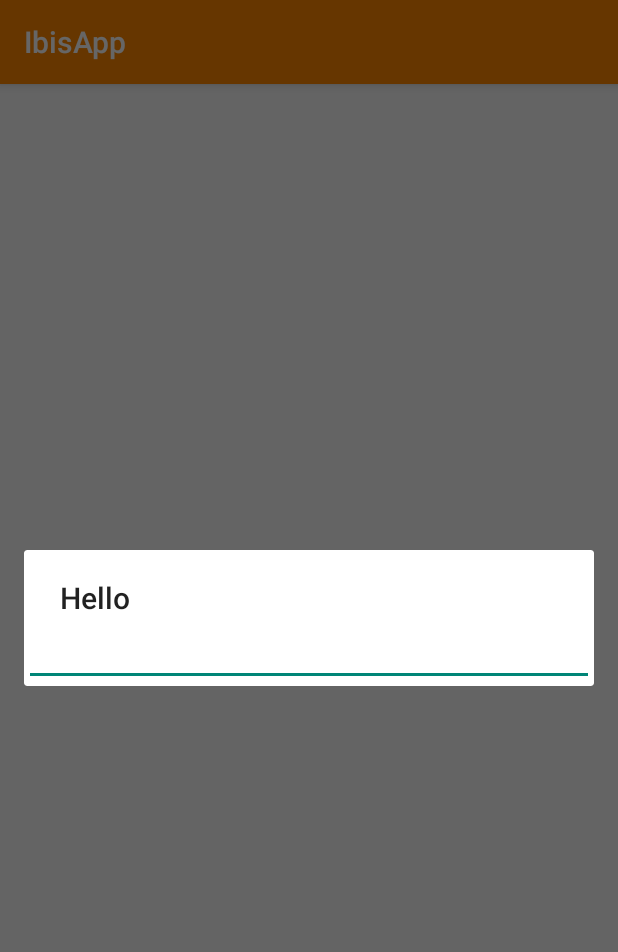
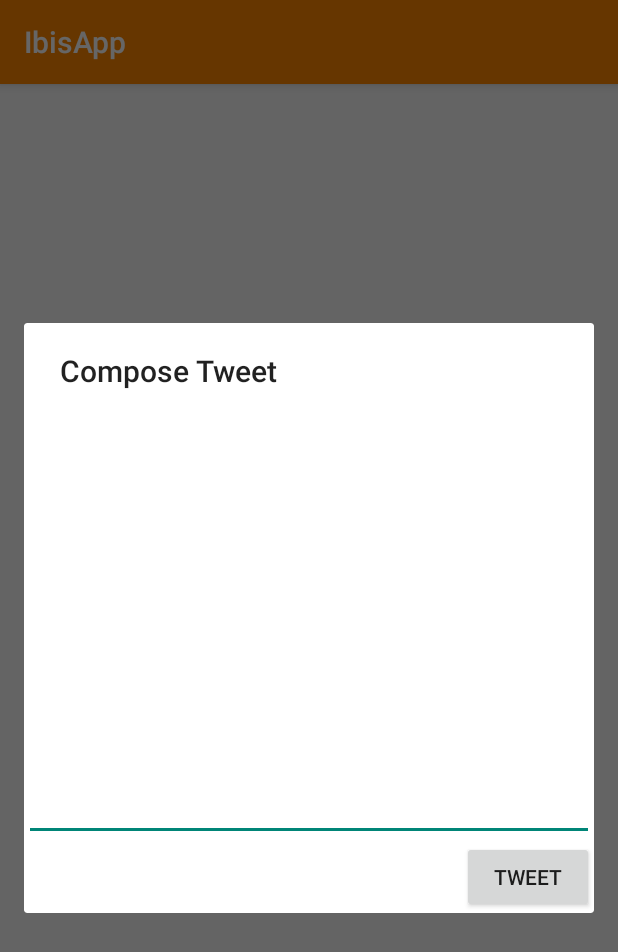
Before and after one commit to oec08/IbisApp, an Android app: the fragment ComposeTweetDialog shown on its own in the app's theme, on a phone screen of 412 x 824 dp. Shown: the top 952 px of the screen. Run offline under Robolectric (Android 15) with nearby library versions, the phone set to English and light mode, and no system bars.

Commit message:
adds support for remaining character limit, updates to compose fragment view dialog and other changes

```diff
--- a/app/src/main/java/com/codepath/apps/ibisapp/fragments/ComposeTweetDialog.java
+++ b/app/src/main/java/com/codepath/apps/ibisapp/fragments/ComposeTweetDialog.java
@@ -2,10 +2,14 @@ package com.codepath.apps.ibisapp.fragments;
 
 import android.os.Bundle;
 import android.support.v7.app.AppCompatDialogFragment;
+import android.text.Editable;
+import android.text.TextWatcher;
 import android.view.LayoutInflater;
 import android.view.View;
 import android.view.ViewGroup;
+import android.widget.Button;
 import android.widget.EditText;
+import android.widget.TextView;
 
 import com.codepath.apps.ibisapp.R;
 
@@ -15,6 +19,8 @@ import com.codepath.apps.ibisapp.R;
 
 public class ComposeTweetDialog extends AppCompatDialogFragment {
     private EditText mEditText;
+    private TextView tvTweetLength;
+    private Button btnTweet;
 
     public ComposeTweetDialog() {
         // Empty constructor required for DialogFragment
@@ -25,7 +31,36 @@ public class ComposeTweetDialog extends AppCompatDialogFragment {
                              Bundle savedInstanceState) {
         View view = inflater.inflate(R.layout.fragment_compose_tweet, container);
         mEditText = (EditText) view.findViewById(R.id.etComposeTweet);
-        getDialog().setTitle("Hello");
+        btnTweet = (Button)view.findViewById(R.id.btnTweet);
+        tvTweetLength = (TextView)view.findViewById(R.id.tvTweetLength);
+        getDialog().setTitle("Compose Tweet");
+
+        btnTweet.setOnClickListener(new View.OnClickListener() {
+            @Override
+            public void onClick(View v) {
+                getActivity().finish();
+            }
+        });
+
+        mEditText.addTextChangedListener(new TextWatcher()
+        {
+            @Override
+            public void onTextChanged(CharSequence s, int start, int before, int count) {
+
+            }
+
+            @Override
+            public void beforeTextChanged(CharSequence s, int start, int count, int aft) {
+
+            }
+
+            @Override
+            public void afterTextChanged(Editable s)
+            {
+                String length = 140 - s.toString().length() + "/140";
+                tvTweetLength.setText(length);
+            }
+        });
 
         return view;
     }
--- a/app/src/main/res/layout/activity_timeline.xml
+++ b/app/src/main/res/layout/activity_timeline.xml
@@ -17,6 +17,7 @@
 
     <android.support.design.widget.FloatingActionButton
         android:src="@mipmap/ic_pencil"
+        android:id="@+id/fabComposeTweet"
         app:fabSize="normal"
         android:layout_width="wrap_content"
         android:layout_gravity="bottom|right"
--- a/app/src/main/res/layout/fragment_compose_tweet.xml
+++ b/app/src/main/res/layout/fragment_compose_tweet.xml
@@ -1,10 +1,35 @@
 <?xml version="1.0" encoding="utf-8"?>
 <RelativeLayout xmlns:android="http://schemas.android.com/apk/res/android"
-    android:layout_width="match_parent" android:layout_height="match_parent">
+    android:layout_width="match_parent"
+    android:layout_height="match_parent"
+    xmlns:tools="http://schemas.android.com/tools">
 
     <EditText
         android:id="@+id/etComposeTweet"
         android:layout_width="match_parent"
-        android:layout_height="wrap_content" />
+        android:layout_height="300dp"
+        android:layout_alignParentLeft="true"
+        android:layout_alignParentStart="true" />
+
+    <Button
+        android:text="@string/btnTweet"
+        android:layout_width="wrap_content"
+        android:layout_height="wrap_content"
+        android:id="@+id/btnTweet"
+        android:layout_below="@+id/etComposeTweet"
+        android:layout_alignParentRight="true"
+        android:layout_alignParentEnd="true" />
+
+    <TextView
+        tools:text="140"
+        android:layout_width="wrap_content"
+        android:layout_height="wrap_content"
+        android:layout_marginRight="26dp"
+        android:layout_marginEnd="26dp"
+        android:id="@+id/tvTweetLength"
+        android:layout_alignBaseline="@+id/btnTweet"
+        android:layout_alignBottom="@+id/btnTweet"
+        android:layout_toLeftOf="@+id/btnTweet"
+        android:layout_toStartOf="@+id/btnTweet" />
 
 </RelativeLayout>
--- a/app/src/main/res/values/strings.xml
+++ b/app/src/main/res/values/strings.xml
@@ -4,5 +4,6 @@
     <string name="app_name">IbisApp</string>
     <string name="login_label">Connect to Twitter</string>
     <string name="title_activity_timeline">Home Timeline</string>
+    <string name="btnTweet">Tweet</string>
 
 </resources>
```
Also changed, not shown: app/src/main/java/com/codepath/apps/ibisapp/activities/TimelineActivity.java (+21 -1 lines).
